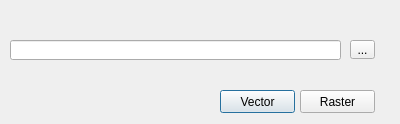
Old version of the form gui/ui/gpkg_export.ui in the repository pyarchinit/pyarchinit.
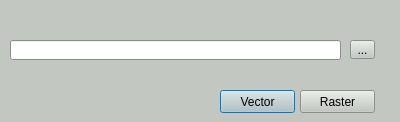
New version of the form.

Commit message: change backgroud color ui

The edit to the form file:
```diff
--- a/gui/ui/gpkg_export.ui
+++ b/gui/ui/gpkg_export.ui
@@ -7,12 +7,460 @@
     <x>0</x>
     <y>0</y>
     <width>400</width>
-    <height>124</height>
+    <height>122</height>
    </rect>
   </property>
+  <property name="palette">
+   <palette>
+    <active>
+     <colorrole role="WindowText">
+      <brush brushstyle="SolidPattern">
+       <color alpha="255">
+        <red>0</red>
+        <green>0</green>
+        <blue>0</blue>
+       </color>
+      </brush>
+     </colorrole>
+     <colorrole role="Button">
+      <brush brushstyle="SolidPattern">
+       <color alpha="255">
+        <red>194</red>
+        <green>200</green>
+        <blue>193</blue>
+       </color>
+      </brush>
+     </colorrole>
+     <colorrole role="Light">
+      <brush brushstyle="SolidPattern">
+       <color alpha="255">
+        <red>255</red>
+        <green>255</green>
+        <blue>255</blue>
+       </color>
+      </brush>
+     </colorrole>
+     <colorrole role="Midlight">
+      <brush brushstyle="SolidPattern">
+       <color alpha="255">
+        <red>224</red>
+        <green>227</green>
+        <blue>224</blue>
+       </color>
+      </brush>
+     </colorrole>
+     <colorrole role="Dark">
+      <brush brushstyle="SolidPattern">
+       <color alpha="255">
+        <red>97</red>
+        <green>100</green>
+        <blue>96</blue>
+       </color>
+      </brush>
+     </colorrole>
+     <colorrole role="Mid">
+      <brush brushstyle="SolidPattern">
+       <color alpha="255">
+        <red>129</red>
+        <green>133</green>
+        <blue>129</blue>
+       </color>
+      </brush>
+     </colorrole>
+     <colorrole role="Text">
+      <brush brushstyle="SolidPattern">
+       <color alpha="255">
+        <red>0</red>
+        <green>0</green>
+        <blue>0</blue>
+       </color>
+      </brush>
+     </colorrole>
+     <colorrole role="BrightText">
+      <brush brushstyle="SolidPattern">
+       <color alpha="255">
+        <red>255</red>
+        <green>255</green>
+        <blue>255</blue>
+       </color>
+      </brush>
+     </colorrole>
+     <colorrole role="ButtonText">
+      <brush brushstyle="SolidPattern">
+       <color alpha="255">
+        <red>0</red>
+        <green>0</green>
+        <blue>0</blue>
+       </color>
+      </brush>
+     </colorrole>
+     <colorrole role="Base">
+      <brush brushstyle="SolidPattern">
+       <color alpha="255">
+        <red>255</red>
+        <green>255</green>
+        <blue>255</blue>
+       </color>
+      </brush>
+     </colorrole>
+     <colorrole role="Window">
+      <brush brushstyle="SolidPattern">
+       <color alpha="255">
+        <red>194</red>
+        <green>200</green>
+        <blue>193</blue>
+       </color>
+      </brush>
+     </colorrole>
+     <colorrole role="Shadow">
+      <brush brushstyle="SolidPattern">
+       <color alpha="255">
+        <red>0</red>
+        <green>0</green>
+        <blue>0</blue>
+       </color>
+      </brush>
+     </colorrole>
+     <colorrole role="AlternateBase">
+      <brush brushstyle="SolidPattern">
+       <color alpha="255">
+        <red>224</red>
+        <green>227</green>
+        <blue>224</blue>
+       </color>
+      </brush>
+     </colorrole>
+     <colorrole role="ToolTipBase">
+      <brush brushstyle="SolidPattern">
+       <color alpha="255">
+        <red>255</red>
+        <green>255</green>
+        <blue>220</blue>
+       </color>
+      </brush>
+     </colorrole>
+     <colorrole role="ToolTipText">
+      <brush brushstyle="SolidPattern">
+       <color alpha="255">
+        <red>0</red>
+        <green>0</green>
+        <blue>0</blue>
+       </color>
+      </brush>
+     </colorrole>
+     <colorrole role="PlaceholderText">
+      <brush brushstyle="SolidPattern">
+       <color alpha="128">
+        <red>0</red>
+        <green>0</green>
+        <blue>0</blue>
+       </color>
+      </brush>
+     </colorrole>
+    </active>
+    <inactive>
+     <colorrole role="WindowText">
+      <brush brushstyle="SolidPattern">
+       <color alpha="255">
+        <red>0</red>
+        <green>0</green>
+        <blue>0</blue>
+       </color>
+      </brush>
+     </colorrole>
+     <colorrole role="Button">
+      <brush brushstyle="SolidPattern">
+       <color alpha="255">
+        <red>194</red>
+        <green>200</green>
+        <blue>193</blue>
+       </color>
+      </brush>
+     </colorrole>
+     <colorrole role="Light">
+      <brush brushstyle="SolidPattern">
+       <color alpha="255">
+        <red>255</red>
+        <green>255</green>
+        <blue>255</blue>
+       </color>
+      </brush>
+     </colorrole>
+     <colorrole role="Midlight">
+      <brush brushstyle="SolidPattern">
+       <color alpha="255">
+        <red>224</red>
+        <green>227</green>
+        <blue>224</blue>
+       </color>
+      </brush>
+     </colorrole>
+     <colorrole role="Dark">
+      <brush brushstyle="SolidPattern">
+       <color alpha="255">
+        <red>97</red>
+        <green>100</green>
+        <blue>96</blue>
+       </color>
+      </brush>
+     </colorrole>
+     <colorrole role="Mid">
+      <brush brushstyle="SolidPattern">
+       <color alpha="255">
+        <red>129</red>
+        <green>133</green>
+        <blue>129</blue>
+       </color>
+      </brush>
+     </colorrole>
+     <colorrole role="Text">
+      <brush brushstyle="SolidPattern">
+       <color alpha="255">
+        <red>0</red>
+        <green>0</green>
+        <blue>0</blue>
+       </color>
+      </brush>
+     </colorrole>
+     <colorrole role="BrightText">
+      <brush brushstyle="SolidPattern">
+       <color alpha="255">
+        <red>255</red>
+        <green>255</green>
+        <blue>255</blue>
+       </color>
+      </brush>
+     </colorrole>
+     <colorrole role="ButtonText">
+      <brush brushstyle="SolidPattern">
+       <color alpha="255">
+        <red>0</red>
+        <green>0</green>
+        <blue>0</blue>
+       </color>
+      </brush>
+     </colorrole>
+     <colorrole role="Base">
+      <brush brushstyle="SolidPattern">
+       <color alpha="255">
+        <red>255</red>
+        <green>255</green>
+        <blue>255</blue>
+       </color>
+      </brush>
+     </colorrole>
+     <colorrole role="Window">
+      <brush brushstyle="SolidPattern">
+       <color alpha="255">
+        <red>194</red>
+        <green>200</green>
+        <blue>193</blue>
+       </color>
+      </brush>
+     </colorrole>
+     <colorrole role="Shadow">
+      <brush brushstyle="SolidPattern">
+       <color alpha="255">
+        <red>0</red>
+        <green>0</green>
+        <blue>0</blue>
+       </color>
+      </brush>
+     </colorrole>
+     <colorrole role="AlternateBase">
+      <brush brushstyle="SolidPattern">
+       <color alpha="255">
+        <red>224</red>
+        <green>227</green>
+        <blue>224</blue>
+       </color>
+      </brush>
+     </colorrole>
+     <colorrole role="ToolTipBase">
+      <brush brushstyle="SolidPattern">
+       <color alpha="255">
+        <red>255</red>
+        <green>255</green>
+        <blue>220</blue>
+       </color>
+      </brush>
+     </colorrole>
+     <colorrole role="ToolTipText">
+      <brush brushstyle="SolidPattern">
+       <color alpha="255">
+        <red>0</red>
+        <green>0</green>
+        <blue>0</blue>
+       </color>
+      </brush>
+     </colorrole>
+     <colorrole role="PlaceholderText">
+      <brush brushstyle="SolidPattern">
+       <color alpha="128">
+        <red>0</red>
+        <green>0</green>
+        <blue>0</blue>
+       </color>
+      </brush>
+     </colorrole>
+    </inactive>
+    <disabled>
+     <colorrole role="WindowText">
+      <brush brushstyle="SolidPattern">
+       <color alpha="255">
+        <red>97</red>
+        <green>100</green>
+        <blue>96</blue>
+       </color>
+      </brush>
+     </colorrole>
+     <colorrole role="Button">
+      <brush brushstyle="SolidPattern">
+       <color alpha="255">
+        <red>194</red>
+        <green>200</green>
+        <blue>193</blue>
+       </color>
+      </brush>
+     </colorrole>
+     <colorrole role="Light">
+      <brush brushstyle="SolidPattern">
+       <color alpha="255">
+        <red>255</red>
+        <green>255</green>
+        <blue>255</blue>
+       </color>
+      </brush>
+     </colorrole>
+     <colorrole role="Midlight">
+      <brush brushstyle="SolidPattern">
+       <color alpha="255">
+        <red>224</red>
+        <green>227</green>
+        <blue>224</blue>
+       </color>
+      </brush>
+     </colorrole>
+     <colorrole role="Dark">
+      <brush brushstyle="SolidPattern">
+       <color alpha="255">
+        <red>97</red>
+        <green>100</green>
+        <blue>96</blue>
+       </color>
+      </brush>
+     </colorrole>
+     <colorrole role="Mid">
+      <brush brushstyle="SolidPattern">
+       <color alpha="255">
+        <red>129</red>
+        <green>133</green>
+        <blue>129</blue>
+       </color>
+      </brush>
+     </colorrole>
+     <colorrole role="Text">
+      <brush brushstyle="SolidPattern">
+       <color alpha="255">
+        <red>97</red>
+        <green>100</green>
+        <blue>96</blue>
+       </color>
+      </brush>
+     </colorrole>
+     <colorrole role="BrightText">
+      <brush brushstyle="SolidPattern">
+       <color alpha="255">
+        <red>255</red>
+        <green>255</green>
+        <blue>255</blue>
+       </color>
+      </brush>
+     </colorrole>
+     <colorrole role="ButtonText">
+      <brush brushstyle="SolidPattern">
+       <color alpha="255">
+        <red>97</red>
+        <green>100</green>
+        <blue>96</blue>
+       </color>
+      </brush>
+     </colorrole>
+     <colorrole role="Base">
+      <brush brushstyle="SolidPattern">
+       <color alpha="255">
+        <red>194</red>
+        <green>200</green>
+        <blue>193</blue>
+       </color>
+      </brush>
+     </colorrole>
+     <colorrole role="Window">
+      <brush brushstyle="SolidPattern">
+       <color alpha="255">
+        <red>194</red>
+        <green>200</green>
+        <blue>193</blue>
+       </color>
+      </brush>
+     </colorrole>
+     <colorrole role="Shadow">
+      <brush brushstyle="SolidPattern">
+       <color alpha="255">
+        <red>0</red>
+        <green>0</green>
+        <blue>0</blue>
+       </color>
+      </brush>
+     </colorrole>
+     <colorrole role="AlternateBase">
+      <brush brushstyle="SolidPattern">
+       <color alpha="255">
+        <red>194</red>
+        <green>200</green>
+        <blue>193</blue>
+       </color>
+      </brush>
+     </colorrole>
+     <colorrole role="ToolTipBase">
+      <brush brushstyle="SolidPattern">
+       <color alpha="255">
+        <red>255</red>
+        <green>255</green>
+        <blue>220</blue>
+       </color>
+      </brush>
+     </colorrole>
+     <colorrole role="ToolTipText">
+      <brush brushstyle="SolidPattern">
+       <color alpha="255">
+        <red>0</red>
+        <green>0</green>
+        <blue>0</blue>
+       </color>
+      </brush>
+     </colorrole>
+     <colorrole role="PlaceholderText">
+      <brush brushstyle="SolidPattern">
+       <color alpha="128">
+        <red>0</red>
+        <green>0</green>
+        <blue>0</blue>
+       </color>
+      </brush>
+     </colorrole>
+    </disabled>
+   </palette>
+  </property>
   <property name="windowTitle">
    <string>Impacchetta per GPKG</string>
   </property>
+  <property name="sizeGripEnabled">
+   <bool>false</bool>
+  </property>
+  <property name="modal">
+   <bool>false</bool>
+  </property>
   <widget class="QPushButton" name="pushButton_gpkg">
    <property name="geometry">
     <rect>
```
Left out of the diff: 3 changed lines with no effect on the pictures. The commit also changes 36 other files.
